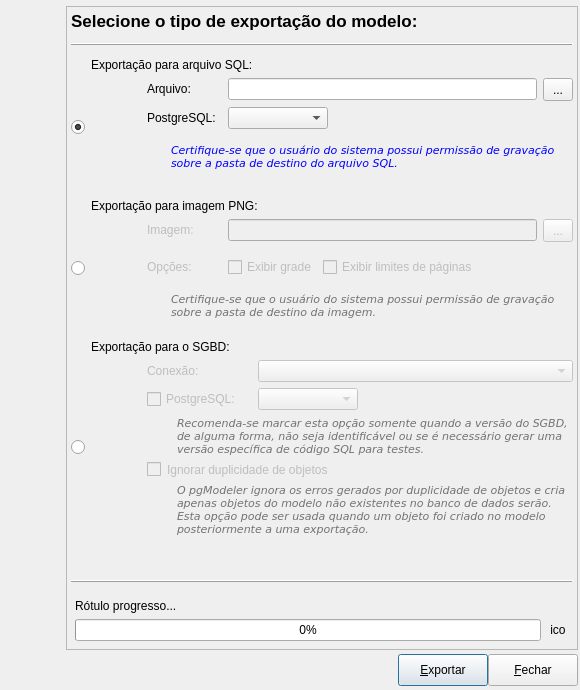
pgmodeler/pgmodeler, file libpgmodeler_ui/ui/formexportacao.ui: the form before one commit.
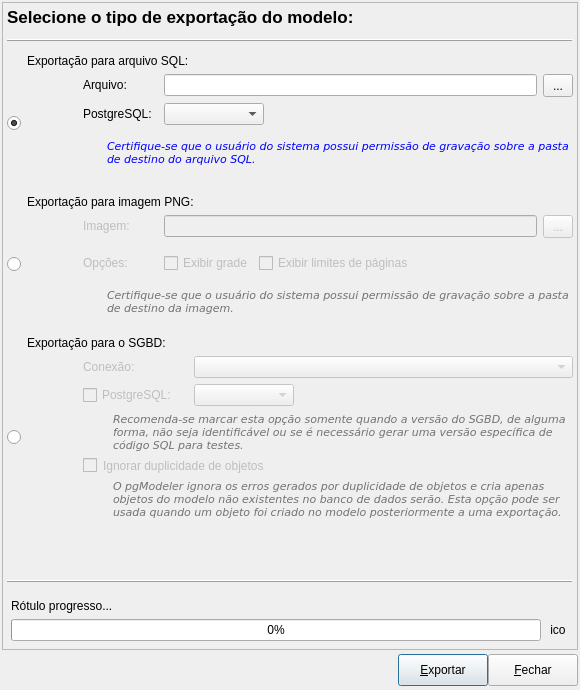
The form after the commit. Icons and pictures are not drawn.

Patch:
```diff
--- a/libpgmodeler_ui/ui/formexportacao.ui
+++ b/libpgmodeler_ui/ui/formexportacao.ui
@@ -45,98 +45,7 @@
    <property name="spacing">
     <number>4</number>
    </property>
-   <item row="0" column="0" rowspan="3">
-    <widget class="QWidget" name="imgmeio_wgt" native="true">
-     <property name="minimumSize">
-      <size>
-       <width>60</width>
-       <height>0</height>
-      </size>
-     </property>
-     <property name="maximumSize">
-      <size>
-       <width>60</width>
-       <height>16777215</height>
-      </size>
-     </property>
-     <property name="styleSheet">
-      <string notr="true">background-image: url(:/imagens/imagens/barra_logo_meio_cinza.png); background-repeat: repeat-y;
-border: 1px #ff00ff solid;</string>
-     </property>
-     <layout class="QVBoxLayout" name="verticalLayout">
-      <property name="spacing">
-       <number>0</number>
-      </property>
-      <property name="margin">
-       <number>0</number>
-      </property>
-      <item>
-       <widget class="QLabel" name="label">
-        <property name="minimumSize">
-         <size>
-          <width>60</width>
-          <height>81</height>
-         </size>
-        </property>
-        <property name="maximumSize">
-         <size>
-          <width>60</width>
-          <height>81</height>
-         </size>
-        </property>
-        <property name="text">
-         <string/>
-        </property>
-        <property name="pixmap">
-         <pixmap resource="../res/resources.qrc">:/imagens/imagens/barra_logo_topo.png</pixmap>
-        </property>
-       </widget>
-      </item>
-      <item>
-       <spacer name="verticalSpacer">
-        <property name="orientation">
-         <enum>Qt::Vertical</enum>
-        </property>
-        <property name="sizeHint" stdset="0">
-         <size>
-          <width>20</width>
-          <height>103</height>
-         </size>
-        </property>
-       </spacer>
-      </item>
-      <item>
-       <widget class="QLabel" name="label_2">
-        <property name="sizePolicy">
-         <sizepolicy hsizetype="Fixed" vsizetype="Fixed">
-          <horstretch>0</horstretch>
-          <verstretch>0</verstretch>
-         </sizepolicy>
-        </property>
-        <property name="minimumSize">
-         <size>
-          <width>60</width>
-          <height>119</height>
-         </size>
-        </property>
-        <property name="maximumSize">
-         <size>
-          <width>60</width>
-          <height>119</height>
-         </size>
-        </property>
-        <property name="text">
-         <string/>
-        </property>
-        <property name="pixmap">
-         <pixmap resource="../res/resources.qrc">:/imagens/imagens/barra_logo_base.png</pixmap>
-        </property>
-       </widget>
-      </item>
-     </layout>
-    </widget>
-   </item>
-   <item row="1" column="1">
+   <item row="0" column="0">
     <widget class="QFrame" name="frame">
      <property name="enabled">
       <bool>true</bool>
@@ -1199,7 +1108,7 @@
      </layout>
     </widget>
    </item>
-   <item row="2" column="1">
+   <item row="1" column="0">
     <layout class="QGridLayout" name="botoes_lt">
      <property name="leftMargin">
       <number>4</number>
@@ -1210,7 +1119,7 @@
      <property name="spacing">
       <number>0</number>
      </property>
-     <item row="0" column="0">
+     <item row="0" column="1">
       <spacer>
        <property name="orientation">
         <enum>Qt::Horizontal</enum>
@@ -1223,7 +1132,7 @@
        </property>
       </spacer>
      </item>
-     <item row="0" column="1">
+     <item row="0" column="2">
       <widget class="QPushButton" name="exportar_btn">
        <property name="minimumSize">
         <size>
@@ -1249,7 +1158,7 @@
        </property>
       </widget>
      </item>
-     <item row="0" column="2">
+     <item row="0" column="3">
       <widget class="QPushButton" name="fechar_btn">
        <property name="minimumSize">
         <size>
@@ -1275,6 +1184,16 @@
        </property>
       </widget>
      </item>
+     <item row="0" column="0">
+      <widget class="QLabel" name="label">
+       <property name="text">
+        <string/>
+       </property>
+       <property name="pixmap">
+        <pixmap resource="../res/resources.qrc">:/imagens/imagens/pgmodeler_name.png</pixmap>
+       </property>
+      </widget>
+     </item>
     </layout>
    </item>
   </layout>
```
